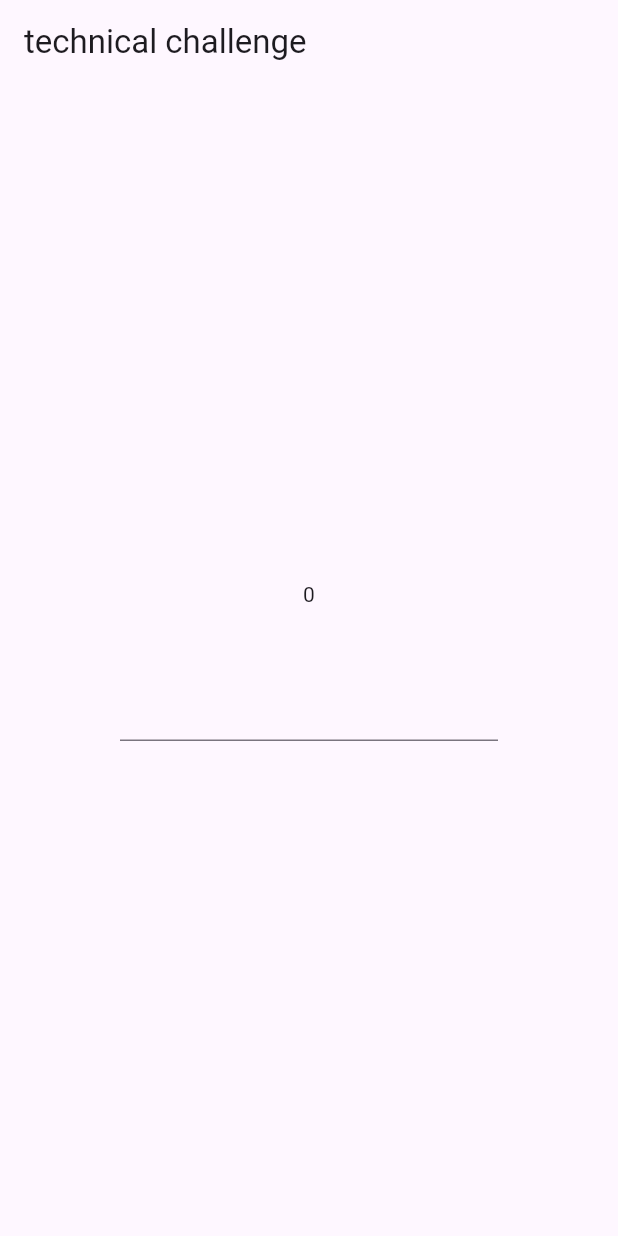
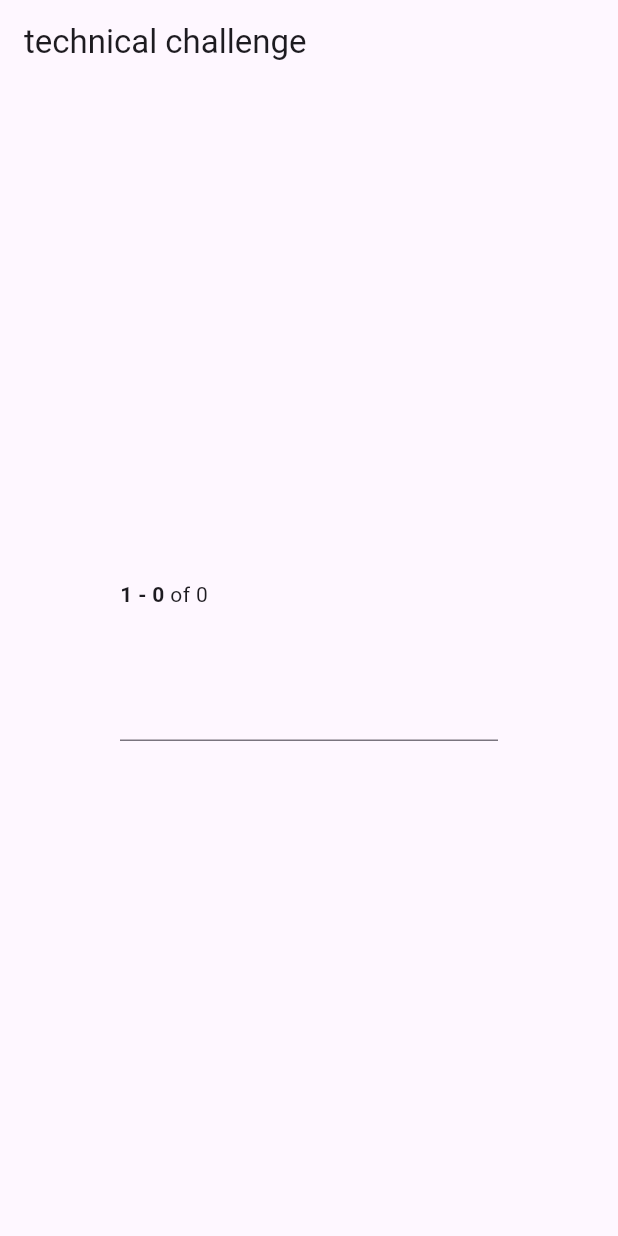
Before and after one commit to mark33699/guidoor_challenge, a Flutter app: the screen it shows after launch, on a phone screen of 412 x 824 dp. Run offline on Flutter 3.47's test engine with Material 2 defaults, Android fonts, the light colour scheme and no system bars.

Commit message:
Add PaginationToolbar

```diff
--- a/lib/guidoor_page.dart
+++ b/lib/guidoor_page.dart
@@ -1,4 +1,5 @@
 import 'package:flutter/material.dart';
+import 'package:guidoor_challenge/pagination_toolbar.dart';
 
 class GuidoorPage extends StatefulWidget {
   const GuidoorPage({Key? key}) : super(key: key);
@@ -21,7 +22,7 @@ class _GuidoorPageState extends State<GuidoorPage> {
           child: Column(
             mainAxisSize: MainAxisSize.min,
             children: [
-              Text('$_recordTotalCount'),
+              PaginationToolbar(totalCount: _recordTotalCount),
               const SizedBox(height: 40),
               TextField(
                 keyboardType: TextInputType.number,
--- /dev/null
+++ b/lib/pagination_toolbar.dart
@@ -0,0 +1,41 @@
+import 'package:flutter/material.dart';
+
+const pageSize = 20;
+
+class PaginationToolbar extends StatefulWidget {
+  const PaginationToolbar({Key? key, required this.totalCount}) : super(key: key);
+
+  final int totalCount;
+
+  @override
+  State<PaginationToolbar> createState() => _PaginationToolbarState();
+}
+
+class _PaginationToolbarState extends State<PaginationToolbar> {
+
+  int _start = 1;
+  int _end = 0;
+  int _total = 0;
+
+  @override
+  Widget build(BuildContext context) {
+    _total = widget.totalCount;
+    return Row(
+      children: [
+        _buildCount()
+      ],
+    );
+  }
+
+  Widget _buildCount() {
+    return Row(
+      children: [
+        Text('$_start - $_end',
+          style: TextStyle(fontWeight: FontWeight.bold),
+        ),
+        Text(' of $_total'),
+      ],
+    );
+  }
+
+}
```
